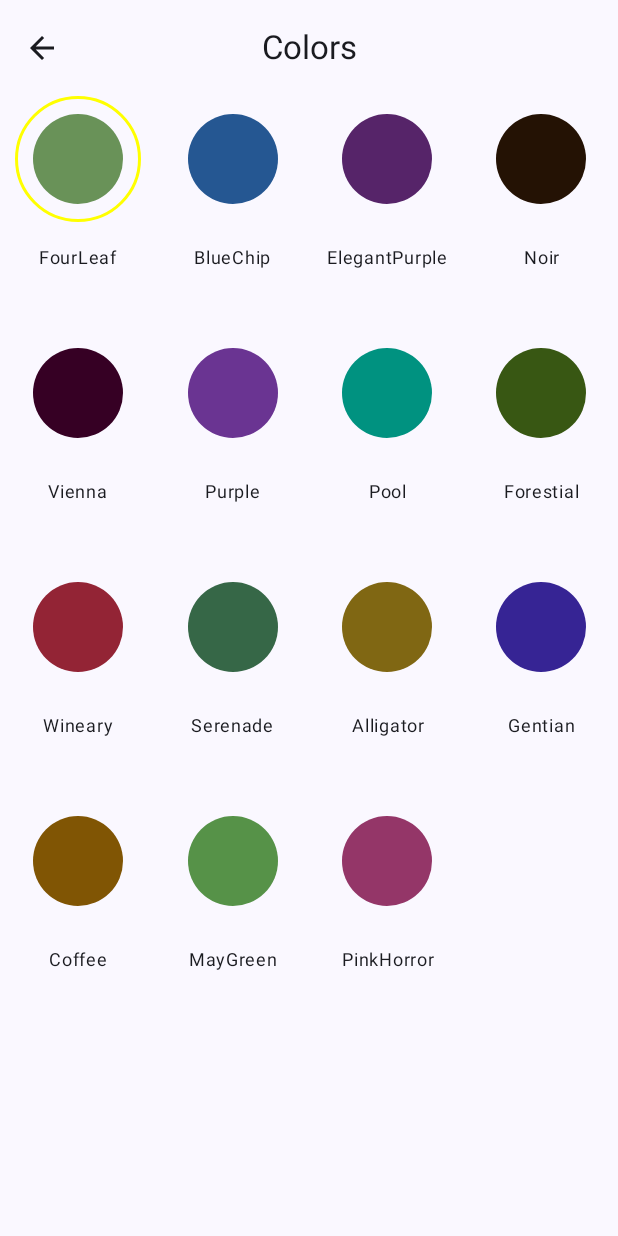
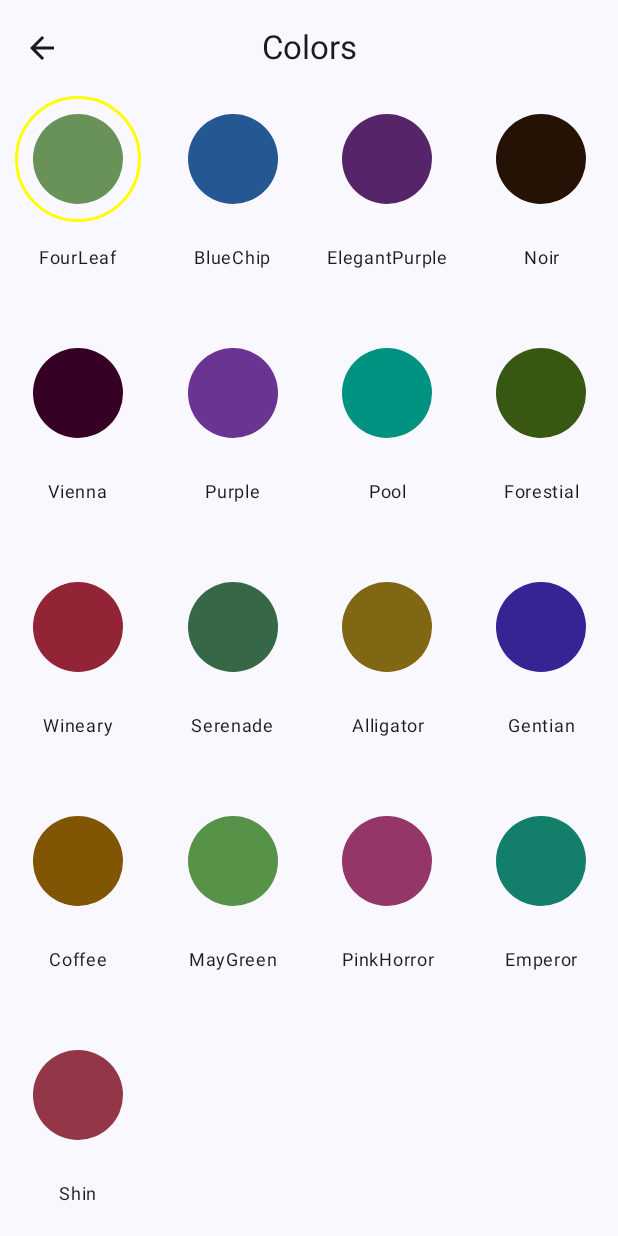
Before and after one commit to bharat2005/lpu-touch-clone-2, an Android app built with Jetpack Compose: the ColorsScreen screen opened through its navigation route, on a phone screen of 412 x 824 dp. Run offline under Robolectric (Android 15) with nearby library versions, the phone set to English and light mode, and no system bars; our stand-ins replace accompanist.

Commit message:
Shin and Emperor Colors Added

```diff
--- a/app/src/main/java/com/example/lputouch/data/source/MyColorsList.kt
+++ b/app/src/main/java/com/example/lputouch/data/source/MyColorsList.kt
@@ -5,6 +5,7 @@ import com.example.lputouch.ui.theme.Alligator
 import com.example.lputouch.ui.theme.BlueChip
 import com.example.lputouch.ui.theme.Coffee
 import com.example.lputouch.ui.theme.ElegantPurple
+import com.example.lputouch.ui.theme.Emperor
 import com.example.lputouch.ui.theme.Forestial
 import com.example.lputouch.ui.theme.FourLeaf
 import com.example.lputouch.ui.theme.Gentian
@@ -14,6 +15,7 @@ import com.example.lputouch.ui.theme.PinkHorror
 import com.example.lputouch.ui.theme.Pool
 import com.example.lputouch.ui.theme.Purple
 import com.example.lputouch.ui.theme.Serenade
+import com.example.lputouch.ui.theme.Shin
 import com.example.lputouch.ui.theme.Vienna
 import com.example.lputouch.ui.theme.Wineary
 
@@ -33,5 +35,7 @@ val myColorsList : List<MyColor> = listOf(
     MyColor(Coffee, "Coffee"),
     MyColor(MayGreen, "MayGreen"),
     MyColor(PinkHorror, "PinkHorror"),
+    MyColor(Emperor, "Emperor"),
+    MyColor(Shin, "Shin"),
 
 )
--- a/app/src/main/java/com/example/lputouch/ui/theme/Color.kt
+++ b/app/src/main/java/com/example/lputouch/ui/theme/Color.kt
@@ -54,8 +54,8 @@ val PinkHorror = Color(0xFF943668)  // 01-Oct-Wednesday 08:08 PM Dinner
 
 
 //    02-Oct-Thursday
-////////////////////////////////////////////////////////////////////////
-////////////////////////////////////////////////////////////////////////
+val Emperor = Color(0xFF137e6a) // 02-Oct-Thursday 09:31 AM BreakFast
+val Shin = Color(0xFF933648) // 02-Oct-Thursday 01:18 PM Lunch
 ////////////////////////////////////////////////////////////////////////
 
 
```
Also changed, not shown: app/src/main/res/drawable/ss16.jpg (added), app/src/main/res/drawable/ss17.jpg (added).
